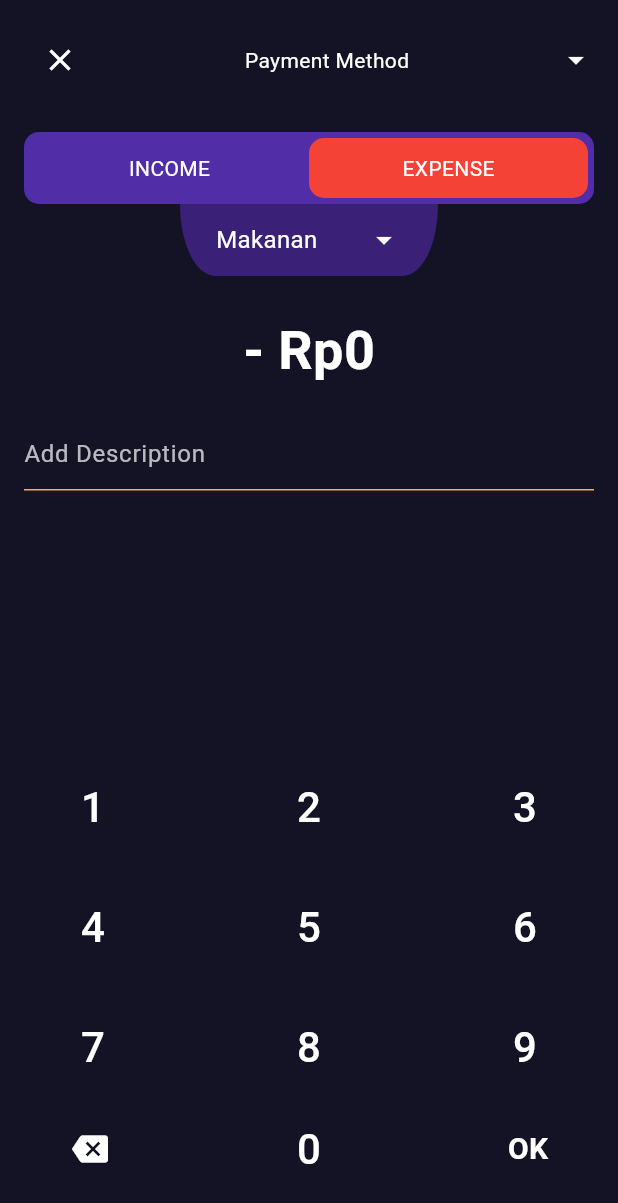
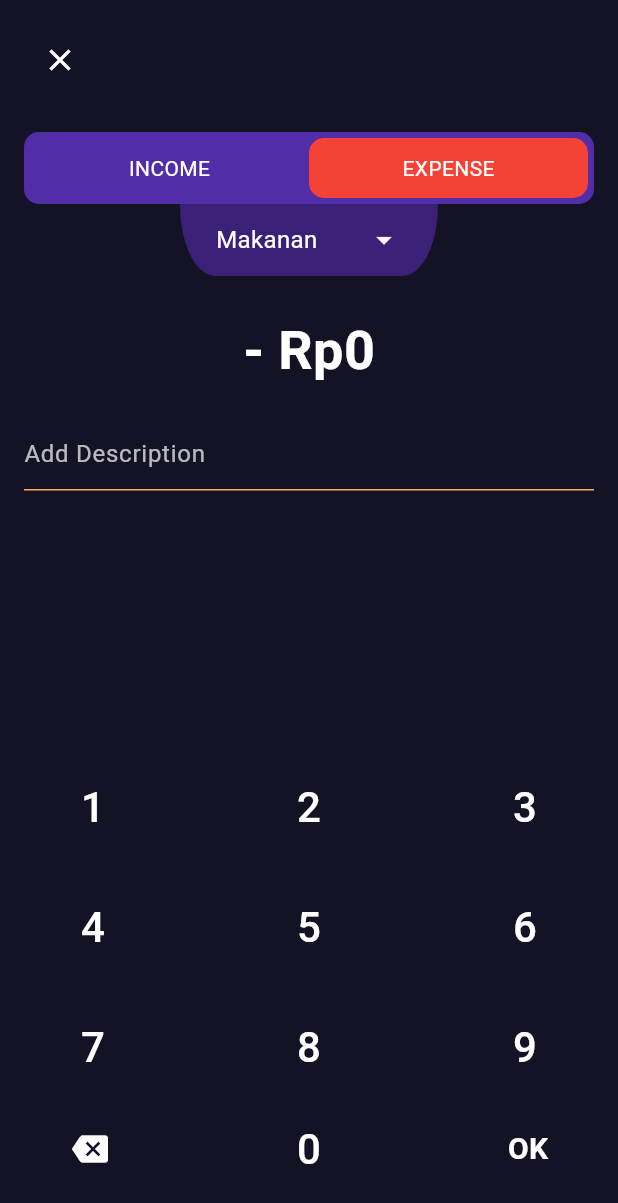
Before and after one commit to vann10/projek_pab_duit, a Flutter app: the AddPemasukanPage screen opened by its route, on a phone screen of 412 x 824 dp. Shown: the top 1203 px of the screen. Run offline on Flutter 3.47's test engine with Material 3 defaults, Android fonts, the phone set to English and light mode, and no system bars; our stand-ins replace another_flushbar, carousel_slider, equatable, flutter_bloc, flutter_boxicons, google_fonts and 1 more; accounts and stored records are empty.

Commit message:
add pemasukan

```diff
--- a/lib/screens/add_pemasukan.dart
+++ b/lib/screens/add_pemasukan.dart
@@ -119,7 +119,7 @@ class _AddPemasukanPageState extends State<AddPemasukanPage> {
                       // Header
                       Padding(
                         padding: const EdgeInsets.symmetric(
-                          horizontal: 16.0,
+                          horizontal: 16,
                           vertical: 16,
                         ),
                         child: Row(
@@ -132,34 +132,8 @@ class _AddPemasukanPageState extends State<AddPemasukanPage> {
                               ),
                               onPressed: () => Navigator.pop(context),
                             ),
-                            Row(
-                              children: [
-                                const Text(
-                                  "Payment Method",
-                                  style: TextStyle(color: Colors.white),
-                                ),
-                                // Add submit button in header when keyboard is visible
-                                if (isKeyboardVisible) ...[
-                                  const SizedBox(width: 16),
-                                  TextButton(
-                                    onPressed: _submitForm,
-                                    child: const Text(
-                                      'SAVE',
-                                      style: TextStyle(
-                                        color: DarkColors.oren,
-                                        fontWeight: FontWeight.bold,
-                                      ),
-                                    ),
-                                  ),
-                                ],
-                              ],
-                            ),
-                            const Icon(
-                              Icons.arrow_drop_down,
-                              color: Colors.white,
-                            ),
-                          ],
-                        ),
+                          ]
+                      ),
                       ),
 
                       // Income / Expense toggle
```
